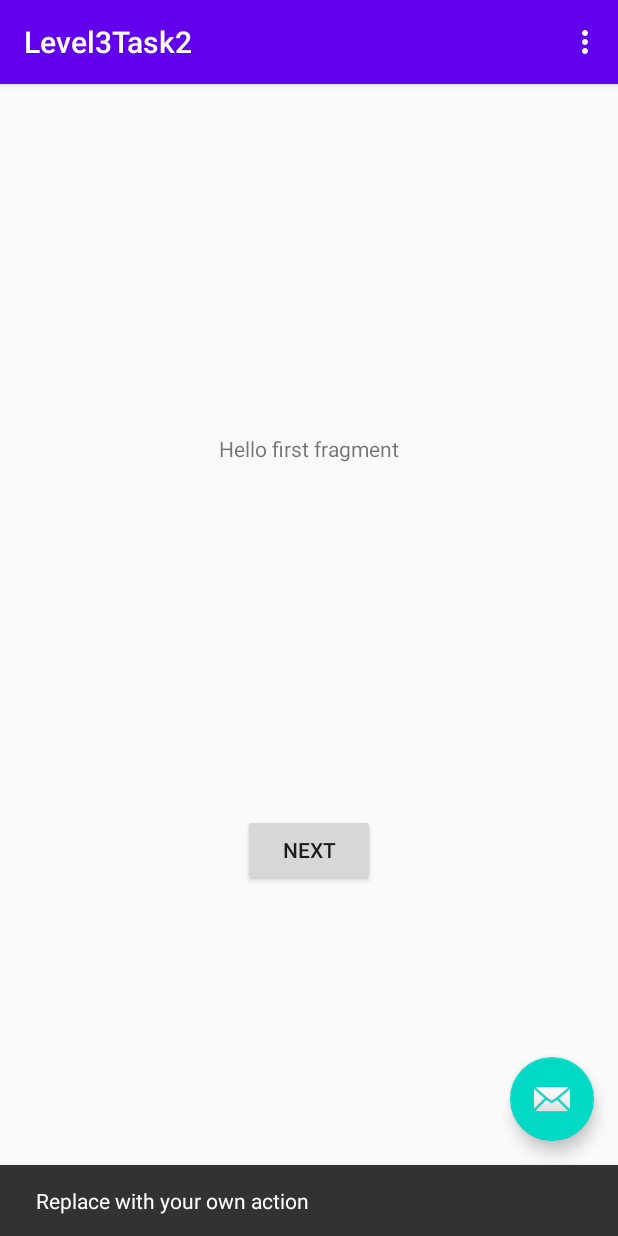
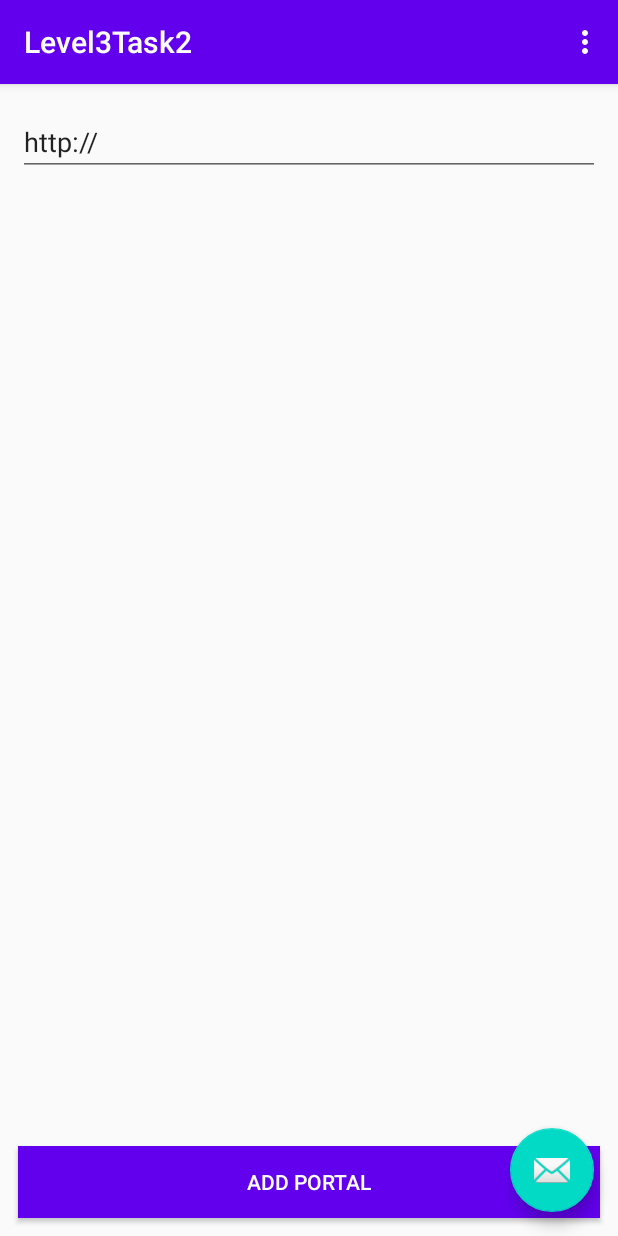
Before and after one commit to KoningSanderPander/Level3Task2, an Android app: the screen it shows after launch (MainActivity), after a tap on an icon or button, on a phone screen of 412 x 824 dp. Run offline under Robolectric (Android 15) with nearby library versions, the phone set to English and light mode, and no system bars.

Commit message:
added navigation to FAB

```diff
--- a/app/src/main/java/nl/svdoetelaar/level3task2/SecondFragment.kt
+++ b/app/src/main/java/nl/svdoetelaar/level3task2/AddPortalFragment.kt
@@ -11,21 +11,13 @@ import androidx.navigation.fragment.findNavController
 /**
  * A simple [Fragment] subclass as the second destination in the navigation.
  */
-class SecondFragment : Fragment() {
+class AddPortalFragment : Fragment() {
 
     override fun onCreateView(
             inflater: LayoutInflater, container: ViewGroup?,
             savedInstanceState: Bundle?
     ): View? {
         // Inflate the layout for this fragment
-        return inflater.inflate(R.layout.fragment_second, container, false)
-    }
-
-    override fun onViewCreated(view: View, savedInstanceState: Bundle?) {
-        super.onViewCreated(view, savedInstanceState)
-
-        view.findViewById<Button>(R.id.button_second).setOnClickListener {
-            findNavController().navigate(R.id.action_SecondFragment_to_FirstFragment)
-        }
+        return inflater.inflate(R.layout.add_portal_fragment, container, false)
     }
 }
--- a/app/src/main/java/nl/svdoetelaar/level3task2/MainActivity.kt
+++ b/app/src/main/java/nl/svdoetelaar/level3task2/MainActivity.kt
@@ -6,17 +6,26 @@ import com.google.android.material.snackbar.Snackbar
 import androidx.appcompat.app.AppCompatActivity
 import android.view.Menu
 import android.view.MenuItem
+import androidx.navigation.NavController
+import androidx.navigation.findNavController
+import kotlinx.android.synthetic.main.activity_main.*
 
 class MainActivity : AppCompatActivity() {
+
+    private lateinit var navController: NavController
+
 
     override fun onCreate(savedInstanceState: Bundle?) {
         super.onCreate(savedInstanceState)
         setContentView(R.layout.activity_main)
         setSupportActionBar(findViewById(R.id.toolbar))
 
-        findViewById<FloatingActionButton>(R.id.fab).setOnClickListener { view ->
-            Snackbar.make(view, "Replace with your own action", Snackbar.LENGTH_LONG)
-                    .setAction("Action", null).show()
+        navController = findNavController(R.id.nav_host_fragment)
+
+        fab.setOnClickListener {
+            navController.navigate(
+                R.id.action_overviewFragment_to_addPortalFragment
+            )
         }
     }
 
--- a/app/src/main/java/nl/svdoetelaar/level3task2/FirstFragment.kt
+++ b/app/src/main/java/nl/svdoetelaar/level3task2/OverviewFragment.kt
@@ -11,21 +11,13 @@ import androidx.navigation.fragment.findNavController
 /**
  * A simple [Fragment] subclass as the default destination in the navigation.
  */
-class FirstFragment : Fragment() {
+class OverviewFragment : Fragment() {
 
     override fun onCreateView(
             inflater: LayoutInflater, container: ViewGroup?,
             savedInstanceState: Bundle?
     ): View? {
         // Inflate the layout for this fragment
-        return inflater.inflate(R.layout.fragment_first, container, false)
-    }
-
-    override fun onViewCreated(view: View, savedInstanceState: Bundle?) {
-        super.onViewCreated(view, savedInstanceState)
-
-        view.findViewById<Button>(R.id.button_first).setOnClickListener {
-            findNavController().navigate(R.id.action_FirstFragment_to_SecondFragment)
-        }
+        return inflater.inflate(R.layout.overview_fragment, container, false)
     }
 }
--- /dev/null
+++ b/app/src/main/res/layout/add_portal_fragment.xml
@@ -0,0 +1,47 @@
+<?xml version="1.0" encoding="utf-8"?>
+<androidx.constraintlayout.widget.ConstraintLayout xmlns:android="http://schemas.android.com/apk/res/android"
+    xmlns:app="http://schemas.android.com/apk/res-auto"
+    xmlns:tools="http://schemas.android.com/tools"
+    android:layout_width="match_parent"
+    android:layout_height="match_parent"
+    tools:context=".AddPortalFragment">
+
+    <com.google.android.material.textfield.TextInputLayout
+    android:id="@+id/etTitle"
+        android:layout_width="match_parent"
+        android:layout_height="wrap_content"
+        android:layout_marginHorizontal="12dp"
+        android:layout_marginVertical="8dp"
+        android:hint="@string/title"
+        android:ems="10"
+        android:inputType="textPersonName"
+        app:layout_constraintStart_toStartOf="parent"
+        app:layout_constraintTop_toTopOf="parent"
+        android:importantForAutofill="no" />
+
+    <EditText
+        android:id="@+id/etUrl"
+        android:layout_width="match_parent"
+        android:layout_height="wrap_content"
+        android:layout_marginHorizontal="12dp"
+        android:layout_marginVertical="8dp"
+        android:ems="10"
+        android:inputType="textUri"
+        android:text="@string/http"
+        app:layout_constraintStart_toStartOf="parent"
+        app:layout_constraintTop_toBottomOf="@+id/etTitle"
+        android:importantForAutofill="no" />
+
+    <Button
+        android:id="@+id/button"
+        android:layout_width="match_parent"
+        android:background="?attr/colorPrimary"
+        android:textColor="@android:color/white"
+        android:layout_margin="12dp"
+        android:layout_height="wrap_content"
+        android:text="@string/add_portal"
+        app:layout_constraintBottom_toBottomOf="parent"
+        app:layout_constraintEnd_toEndOf="parent"
+        app:layout_constraintStart_toStartOf="parent" />
+
+</androidx.constraintlayout.widget.ConstraintLayout>
--- a/app/src/main/res/layout/fragment_first.xml
+++ /dev/null
@@ -1,28 +0,0 @@
-<?xml version="1.0" encoding="utf-8"?>
-<androidx.constraintlayout.widget.ConstraintLayout xmlns:android="http://schemas.android.com/apk/res/android"
-    xmlns:app="http://schemas.android.com/apk/res-auto"
-    xmlns:tools="http://schemas.android.com/tools"
-    android:layout_width="match_parent"
-    android:layout_height="match_parent"
-    tools:context=".FirstFragment">
-
-    <TextView
-        android:id="@+id/textview_first"
-        android:layout_width="wrap_content"
-        android:layout_height="wrap_content"
-        android:text="@string/hello_first_fragment"
-        app:layout_constraintBottom_toTopOf="@id/button_first"
-        app:layout_constraintEnd_toEndOf="parent"
-        app:layout_constraintStart_toStartOf="parent"
-        app:layout_constraintTop_toTopOf="parent" />
-
-    <Button
-        android:id="@+id/button_first"
-        android:layout_width="wrap_content"
-        android:layout_height="wrap_content"
-        android:text="@string/next"
-        app:layout_constraintBottom_toBottomOf="parent"
-        app:layout_constraintEnd_toEndOf="parent"
-        app:layout_constraintStart_toStartOf="parent"
-        app:layout_constraintTop_toBottomOf="@id/textview_first" />
-</androidx.constraintlayout.widget.ConstraintLayout>
--- a/app/src/main/res/layout/fragment_second.xml
+++ b/app/src/main/res/layout/overview_fragment.xml
@@ -4,24 +4,25 @@
     xmlns:tools="http://schemas.android.com/tools"
     android:layout_width="match_parent"
     android:layout_height="match_parent"
-    tools:context=".SecondFragment">
+    tools:context=".OverviewFragment">
 
     <TextView
-        android:id="@+id/textview_second"
+        android:id="@+id/tvHowToUse"
         android:layout_width="wrap_content"
         android:layout_height="wrap_content"
-        app:layout_constraintBottom_toTopOf="@id/button_second"
-        app:layout_constraintEnd_toEndOf="parent"
+        android:layout_margin="12dp"
+        android:text="@string/how_to_use"
         app:layout_constraintStart_toStartOf="parent"
         app:layout_constraintTop_toTopOf="parent" />
 
-    <Button
-        android:id="@+id/button_second"
-        android:layout_width="wrap_content"
+    <androidx.recyclerview.widget.RecyclerView
+        android:id="@+id/rvPortalCards"
+        android:layout_width="match_parent"
         android:layout_height="wrap_content"
-        android:text="@string/previous"
-        app:layout_constraintBottom_toBottomOf="parent"
+        android:layout_marginHorizontal="12dp"
+        android:layout_marginVertical="8dp"
         app:layout_constraintEnd_toEndOf="parent"
         app:layout_constraintStart_toStartOf="parent"
-        app:layout_constraintTop_toBottomOf="@id/textview_second" />
+        app:layout_constraintTop_toBottomOf="@+id/tvHowToUse" />
+
 </androidx.constraintlayout.widget.ConstraintLayout>
--- a/app/src/main/res/navigation/nav_graph.xml
+++ b/app/src/main/res/navigation/nav_graph.xml
@@ -3,26 +3,23 @@
     xmlns:app="http://schemas.android.com/apk/res-auto"
     xmlns:tools="http://schemas.android.com/tools"
     android:id="@+id/nav_graph"
-    app:startDestination="@id/FirstFragment">
-
+    app:startDestination="@id/overviewFragment">
     <fragment
-        android:id="@+id/FirstFragment"
-        android:name="nl.svdoetelaar.level3task2.FirstFragment"
-        android:label="@string/first_fragment_label"
-        tools:layout="@layout/fragment_first">
-
+        android:id="@+id/overviewFragment"
+        android:name="nl.svdoetelaar.level3task2.OverviewFragment"
+        android:label="overview_fragment"
+        tools:layout="@layout/overview_fragment" >
         <action
-            android:id="@+id/action_FirstFragment_to_SecondFragment"
-            app:destination="@id/SecondFragment" />
+            android:id="@+id/action_overviewFragment_to_addPortalFragment"
+            app:destination="@id/addPortalFragment" />
     </fragment>
     <fragment
-        android:id="@+id/SecondFragment"
-        android:name="nl.svdoetelaar.level3task2.SecondFragment"
-        android:label="@string/second_fragment_label"
-        tools:layout="@layout/fragment_second">
-
+        android:id="@+id/addPortalFragment"
+        android:name="nl.svdoetelaar.level3task2.AddPortalFragment"
+        android:label="add_portal_fragment"
+        tools:layout="@layout/add_portal_fragment" >
         <action
-            android:id="@+id/action_SecondFragment_to_FirstFragment"
-            app:destination="@id/FirstFragment" />
+            android:id="@+id/action_addPortalFragment_to_overviewFragment"
+            app:destination="@id/overviewFragment" />
     </fragment>
 </navigation>
--- a/app/src/main/res/values/strings.xml
+++ b/app/src/main/res/values/strings.xml
@@ -9,4 +9,9 @@
 
     <string name="hello_first_fragment">Hello first fragment</string>
     <string name="hello_second_fragment">Hello second fragment. Arg: %1$s</string>
+
+    <string name="how_to_use">Tap one of the cards to be redirected</string>
+    <string name="http">http://</string>
+    <string name="add_portal">add portal</string>
+    <string name="title">Title</string>
 </resources>
```
